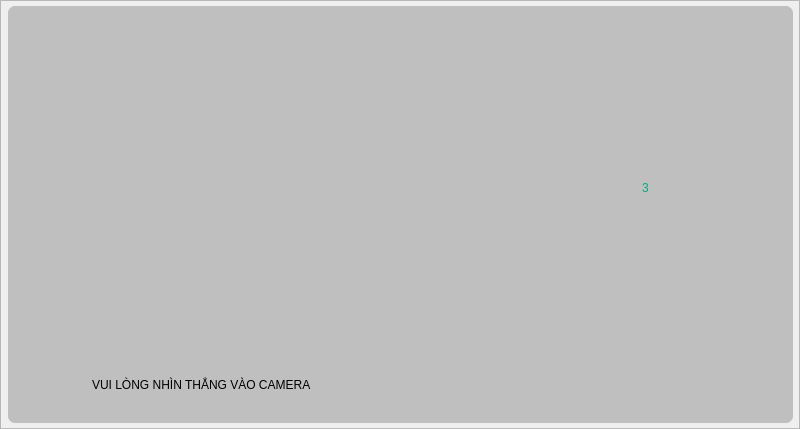
First picture: the form in DesignerUI/AddFace.ui, repository Lam-dev/EAI_Project, before the edit.
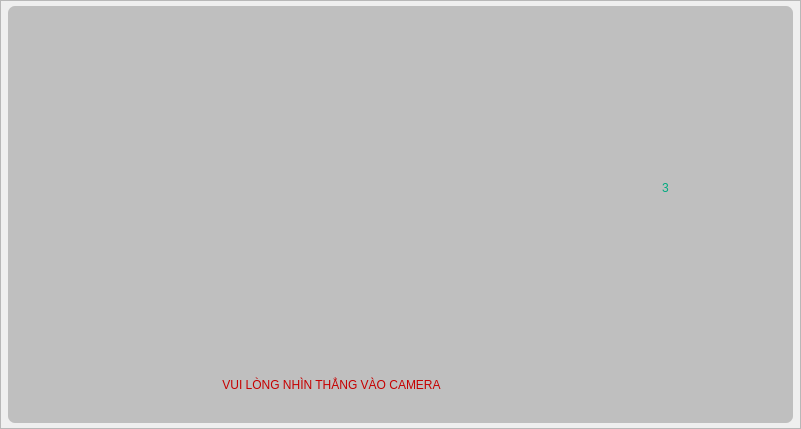
Second picture: the form after the edit.

What changed in the file:
```diff
--- a/DesignerUI/AddFace.ui
+++ b/DesignerUI/AddFace.ui
@@ -6,7 +6,7 @@
    <rect>
     <x>0</x>
     <y>0</y>
-    <width>800</width>
+    <width>801</width>
     <height>429</height>
    </rect>
   </property>
@@ -41,7 +41,7 @@
    <widget class="QLabel" name="label_forShowCamera">
     <property name="geometry">
      <rect>
-      <x>20</x>
+      <x>52</x>
       <y>16</y>
       <width>529</width>
       <height>309</height>
@@ -54,23 +54,27 @@
    <widget class="QLabel" name="label_nhinVaoCamera">
     <property name="geometry">
      <rect>
-      <x>84</x>
+      <x>106</x>
       <y>354</y>
-      <width>375</width>
+      <width>435</width>
       <height>49</height>
      </rect>
     </property>
     <property name="styleSheet">
-     <string notr="true">font: 75 bold 14pt &quot;Ubuntu&quot;;</string>
+     <string notr="true">color: rgb(198, 0, 0);
+font: 75 bold 16pt &quot;Ubuntu&quot;;</string>
     </property>
     <property name="text">
      <string>VUI LÒNG NHÌN THẲNG VÀO CAMERA</string>
     </property>
+    <property name="alignment">
+     <set>Qt::AlignCenter</set>
+    </property>
    </widget>
    <widget class="QLabel" name="label_forShowTimeCountdown">
     <property name="geometry">
      <rect>
-      <x>634</x>
+      <x>654</x>
       <y>120</y>
       <width>73</width>
       <height>123</height>
```
